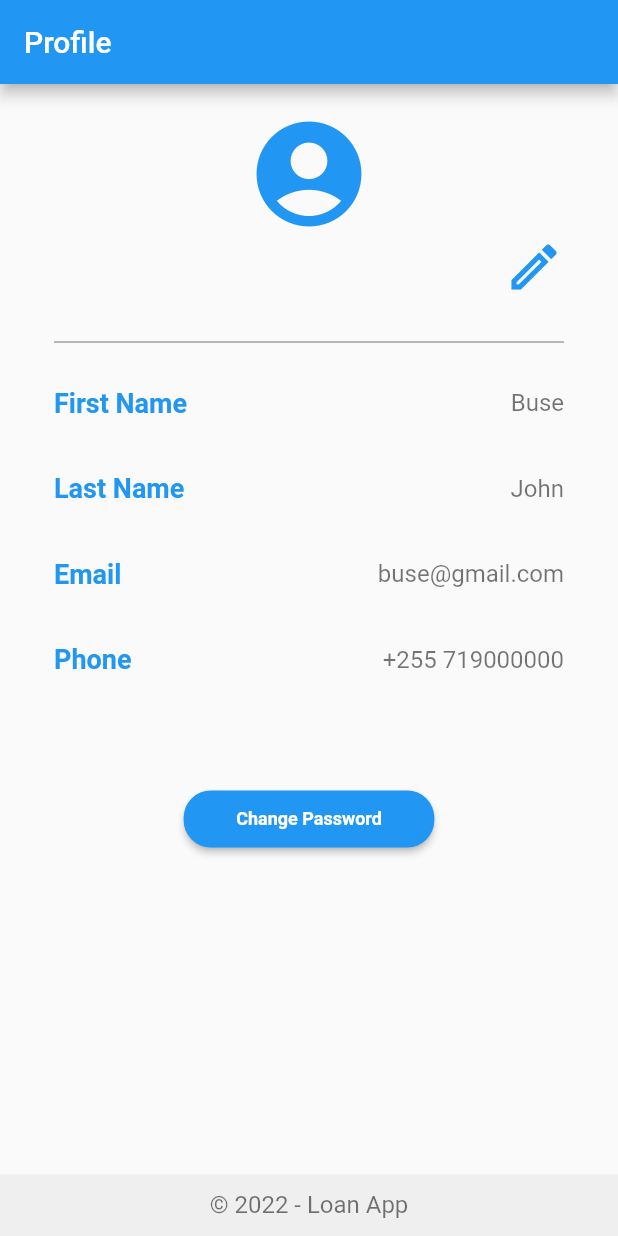
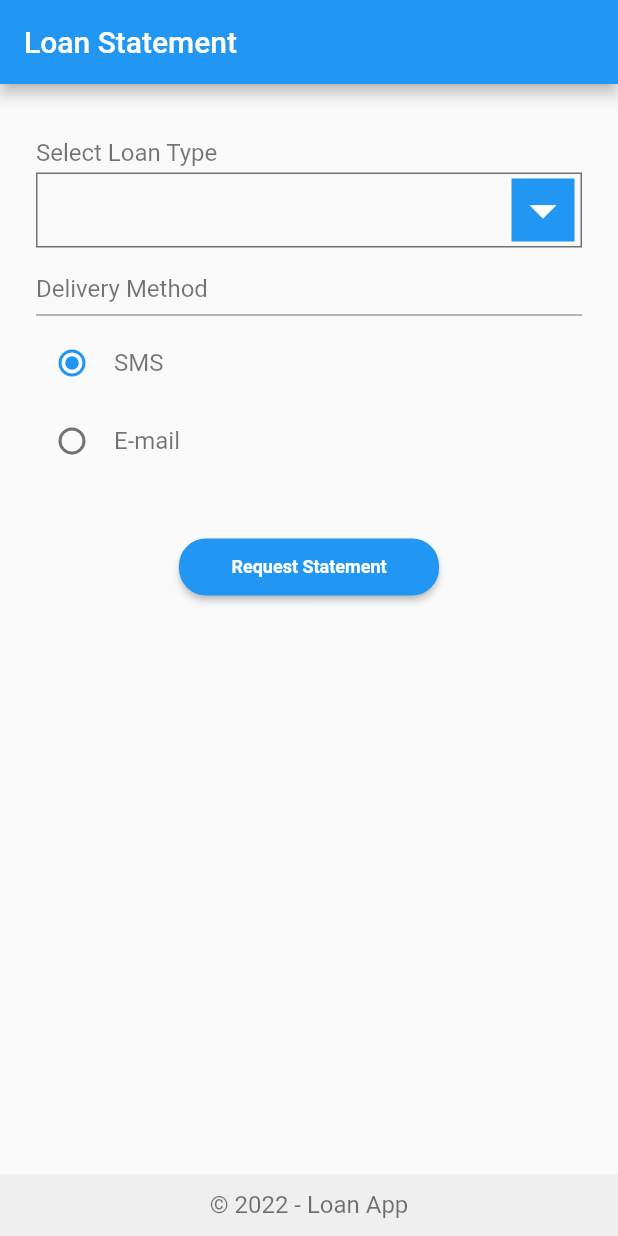
Before and after one commit to itsmushi/loanApp, a Flutter app: the screen it shows after launch, on a phone screen of 412 x 824 dp. Run offline on Flutter 3.47's test engine with Material 2 defaults, Android fonts, the phone set to English and light mode, and no system bars; drawn by our look-alikes of auto_size_text; our stand-ins replace expandable, fluttertoast, form_field_validator, image_picker.

Commit message:
statement screen

```diff
--- a/lib/app.dart
+++ b/lib/app.dart
@@ -7,9 +7,12 @@ import 'package:loanapp/screens/applyLoan/home/homeApplyLoan.dart';
 import 'package:loanapp/screens/auth/login/loginScreen.dart';
 import 'package:loanapp/screens/auth/signUp/signUpScreen.dart';
 import 'package:loanapp/screens/home/homeScreen.dart';
+import 'package:loanapp/screens/loanStatement/loanStatementScreen.dart';
+import 'package:loanapp/screens/outstandingLoan/outstandingLoan.dart';
 import 'package:loanapp/screens/profile/changePasswordScreen/changePasswordScreen.dart';
 import 'package:loanapp/screens/profile/profileScreen/profileScreen.dart';
 import 'package:loanapp/screens/splashScreen.dart';
+import 'package:loanapp/screens/termConditions/termConditions.dart';
 import 'package:provider/provider.dart';
 
 import 'screens/applyLoan/applyLoanInside/microfinance/microfinanceScreen.dart';
@@ -41,7 +44,11 @@ class _MyAppState extends State<MyApp> {
                 //  LoginScreen(),
                 // SignUpScreen()
                 // HomeApplyLoan(),
-                ProfileScreen()),
+                // ProfileScreen()
+                // OutstandingLoanScreen()
+                LoanStatementScreen()
+            //
+            ),
         routes: {
           LoginScreen.routeName: (_) => LoginScreen(),
           SignUpScreen.routeName: (_) => SignUpScreen(),
@@ -49,7 +56,10 @@ class _MyAppState extends State<MyApp> {
           HomeScreen.routeName: (_) => HomeScreen(),
           StepsScreen.routeName: (_) => StepsScreen(),
           ProfileScreen.routeName: (_) => ProfileScreen(),
-          ChangePasswordScreen.routeName: (_) => ChangePasswordScreen()
+          ChangePasswordScreen.routeName: (_) => ChangePasswordScreen(),
+          OutstandingLoanScreen.routeName: (_) => OutstandingLoanScreen(),
+          LoanStatementScreen.routeName: (_) => LoanStatementScreen(),
+          TermConditionsScreen.routeName: (_) => TermConditionsScreen()
         },
       ),
     );
--- /dev/null
+++ b/lib/screens/loanStatement/components/deliveryOptions.dart
@@ -0,0 +1,63 @@
+import 'package:flutter/material.dart';
+import 'package:loanapp/core/constants.dart';
+import 'package:loanapp/shared/sharedComponents/text.dart';
+
+class DeliveryOptions extends StatefulWidget {
+  const DeliveryOptions({Key? key}) : super(key: key);
+
+  @override
+  State<DeliveryOptions> createState() => _DeliveryOptionsState();
+}
+
+enum BestTutorSite {
+  sms,
+  email,
+}
+
+class _DeliveryOptionsState extends State<DeliveryOptions> {
+  BestTutorSite _site = BestTutorSite.sms;
+  @override
+  Widget build(BuildContext context) {
+    return Column(
+      children: [
+        Row(
+          mainAxisAlignment: MainAxisAlignment.start,
+          children: [
+            Radio(
+              value: BestTutorSite.sms,
+              groupValue: _site,
+              onChanged: (BestTutorSite? value) {
+                setState(() {
+                  _site = value!;
+                });
+              },
+            ),
+            const SizedBox(
+              width: 4,
+            ),
+            CustomText(text: "SMS")
+          ],
+        ),
+        Constants.spaceBetween,
+        Row(
+          mainAxisAlignment: MainAxisAlignment.start,
+          children: [
+            Radio(
+              value: BestTutorSite.email,
+              groupValue: _site,
+              onChanged: (BestTutorSite? value) {
+                setState(() {
+                  _site = value!;
+                });
+              },
+            ),
+            const SizedBox(
+              width: 4,
+            ),
+            CustomText(text: "E-mail")
+          ],
+        ),
+      ],
+    );
+  }
+}
--- /dev/null
+++ b/lib/screens/loanStatement/loanStatementScreen.dart
@@ -0,0 +1,75 @@
+import 'package:flutter/material.dart';
+import 'package:loanapp/screens/loanStatement/components/deliveryOptions.dart';
+
+import '../../core/constants.dart';
+import '../../shared/sharedComponents/button.dart';
+import '../../shared/sharedComponents/customDropdown.dart';
+import '../../shared/sharedComponents/footer.dart';
+import '../../shared/sharedComponents/text.dart';
+
+class LoanStatementScreen extends StatefulWidget {
+  static String routeName = 'LoanStatementScreen';
+
+  @override
+  State<LoanStatementScreen> createState() => _LoanStatementScreenState();
+}
+
+class _LoanStatementScreenState extends State<LoanStatementScreen> {
+  var items = [
+    'Item 1',
+    'Item 2',
+    'Item 3',
+    'Item 4',
+    'Item 5',
+  ];
+
+  selectItemHandler(String val) {
+    print("selected item is $val");
+  }
+
+  @override
+  Widget build(BuildContext context) {
+    return Scaffold(
+      appBar: AppBar(
+        title: Text("Loan Statement"),
+      ),
+      body: Container(
+        margin: Constants.leftRightMargin,
+        child: Column(
+          crossAxisAlignment: CrossAxisAlignment.start,
+          children: [
+            Constants.spaceNextInput,
+            Constants.spaceNextInput,
+            //
+            CustomText(text: "Select Loan Type"),
+            Constants.spaceBetween,
+            CustomDropDown(items, selectItemHandler),
+            Constants.spaceNextInput,
+
+            CustomText(text: "Delivery Method"),
+            Divider(
+              color: Constants.textColor,
+              height: 16,
+            ),
+
+            DeliveryOptions(),
+            Constants.spaceNextInput,
+            Constants.spaceNextInput,
+
+            Row(
+              mainAxisAlignment: MainAxisAlignment.center,
+              children: [
+                Button(
+                    text: "Request Statement",
+                    clickHandler: (context) {
+                      Navigator.of(context).pop();
+                    }),
+              ],
+            ),
+          ],
+        ),
+      ),
+      bottomSheet: const Footer(),
+    );
+  }
+}
--- a/pubspec.yaml
+++ b/pubspec.yaml
@@ -40,6 +40,7 @@ dependencies:
   image_picker: ^0.8.4+11
   path_provider: ^2.0.9
   fluttertoast: ^8.0.9
+  expandable: ^5.0.1
 
 dev_dependencies:
   flutter_test:
```
Also changed, not shown: lib/screens/outstandingLoan/outstandingLoan.dart (added, +34 -0 lines), lib/screens/termConditions/termConditions.dart (added, +30 -0 lines), pubspec.lock.
